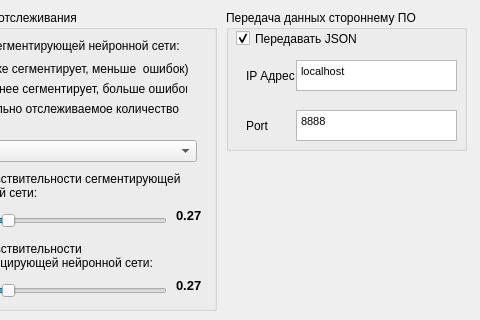
Above: mainwindow.ui from GamesIS/HandGestureRecognitionVer2 before the change; both pictures show x 314 to 794 and y 0 to 320 of the 794 by 600 pixel window. Below: the same form after it.
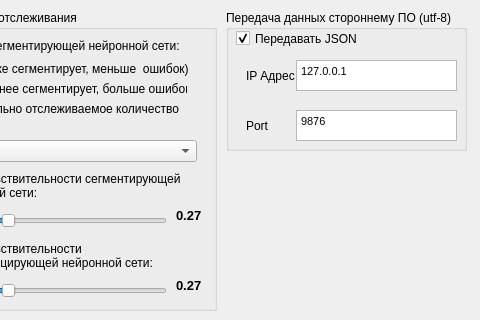
That is the form after the change.

Patch:
```diff
--- a/mainwindow.ui
+++ b/mainwindow.ui
@@ -372,7 +372,7 @@
      </rect>
     </property>
     <property name="title">
-     <string>Передача данных стороннему ПО</string>
+     <string>Передача данных стороннему ПО (utf-8)</string>
     </property>
     <widget class="QCheckBox" name="cb_json">
      <property name="geometry">
@@ -407,7 +407,7 @@
 &lt;html&gt;&lt;head&gt;&lt;meta name=&quot;qrichtext&quot; content=&quot;1&quot; /&gt;&lt;style type=&quot;text/css&quot;&gt;
 p, li { white-space: pre-wrap; }
 &lt;/style&gt;&lt;/head&gt;&lt;body style=&quot; font-family:'MS Shell Dlg 2'; font-size:8.25pt; font-weight:400; font-style:normal;&quot;&gt;
-&lt;p style=&quot; margin-top:0px; margin-bottom:0px; margin-left:0px; margin-right:0px; -qt-block-indent:0; text-indent:0px;&quot;&gt;localhost&lt;/p&gt;&lt;/body&gt;&lt;/html&gt;</string>
+&lt;p style=&quot; margin-top:0px; margin-bottom:0px; margin-left:0px; margin-right:0px; -qt-block-indent:0; text-indent:0px;&quot;&gt;127.0.0.1&lt;/p&gt;&lt;/body&gt;&lt;/html&gt;</string>
      </property>
     </widget>
     <widget class="QTextEdit" name="port_host">
@@ -427,7 +427,7 @@
 &lt;html&gt;&lt;head&gt;&lt;meta name=&quot;qrichtext&quot; content=&quot;1&quot; /&gt;&lt;style type=&quot;text/css&quot;&gt;
 p, li { white-space: pre-wrap; }
 &lt;/style&gt;&lt;/head&gt;&lt;body style=&quot; font-family:'MS Shell Dlg 2'; font-size:8.25pt; font-weight:400; font-style:normal;&quot;&gt;
-&lt;p style=&quot; margin-top:0px; margin-bottom:0px; margin-left:0px; margin-right:0px; -qt-block-indent:0; text-indent:0px;&quot;&gt;8888&lt;/p&gt;&lt;/body&gt;&lt;/html&gt;</string>
+&lt;p style=&quot; margin-top:0px; margin-bottom:0px; margin-left:0px; margin-right:0px; -qt-block-indent:0; text-indent:0px;&quot;&gt;9876&lt;/p&gt;&lt;/body&gt;&lt;/html&gt;</string>
      </property>
     </widget>
     <widget class="QLabel" name="ver_segm_lbl_2">
```
